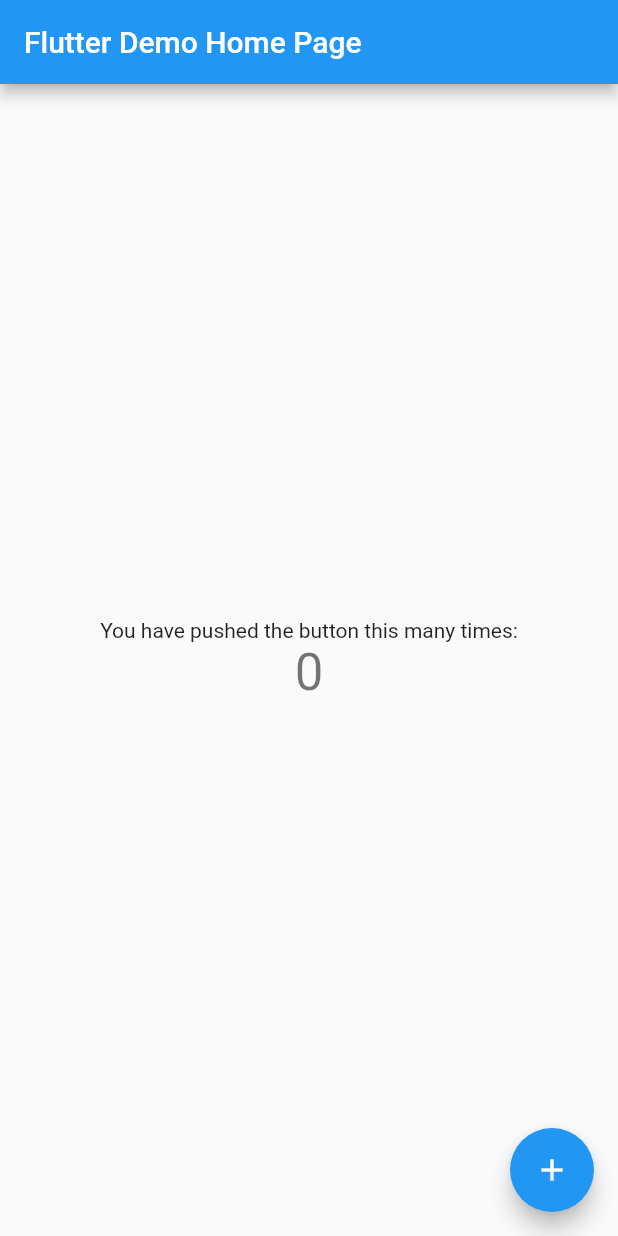
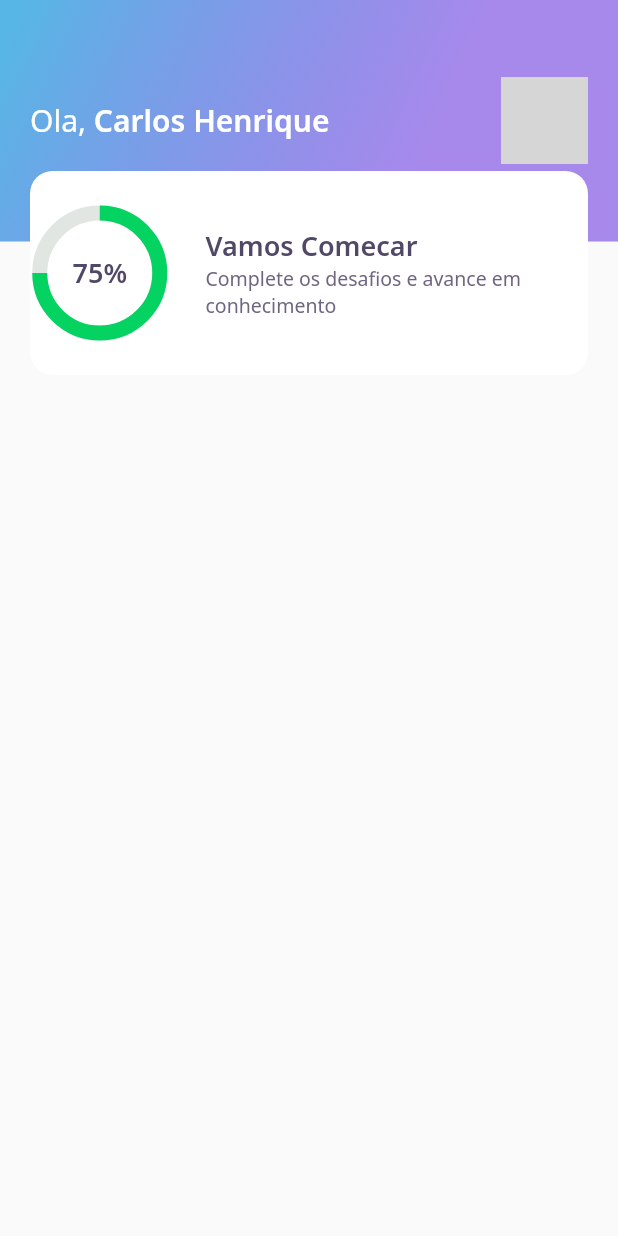
Before and after one commit to carloshenrique-dev/devquiz, a Flutter app: the screen it shows after launch, on a phone screen of 412 x 824 dp. Run offline on Flutter 3.47's test engine with Material 2 defaults, Android fonts, the phone set to English and light mode, and no system bars; our stand-ins replace google_fonts; network calls fail; grey boxes are pictures that could not be loaded.

Commit message:
splash, home, widgets

```diff
--- a/lib/core/app_widget.dart
+++ b/lib/core/app_widget.dart
@@ -1,3 +1,4 @@
+import 'package:devquiz/home/home_page.dart';
 import 'package:flutter/material.dart';
 
 class AppWidget extends StatelessWidget {
@@ -5,7 +6,8 @@ class AppWidget extends StatelessWidget {
   Widget build(BuildContext context) {
     return MaterialApp(
       title: "DevQuiz",
-      /*home: HomePage(),*/
+      home: HomePage(),
+      debugShowCheckedModeBanner: false,
     );
   }
 }
--- /dev/null
+++ b/lib/home/home_page.dart
@@ -0,0 +1,18 @@
+import 'package:devquiz/home/widgets/appbar/app_bar_widget.dart';
+import 'package:flutter/material.dart';
+
+class HomePage extends StatefulWidget {
+  HomePage({Key? key}) : super(key: key);
+  @override
+  _HomePageState createState() => _HomePageState();
+}
+
+class _HomePageState extends State<HomePage> {
+  @override
+  Widget build(BuildContext context) {
+    return Scaffold(
+      appBar: AppBarWidget(),
+      body: Container(),
+    );
+  }
+}
--- /dev/null
+++ b/lib/home/widgets/appbar/app_bar_widget.dart
@@ -0,0 +1,52 @@
+import 'package:devquiz/core/app_gradients.dart';
+import 'package:devquiz/core/app_text_styles.dart';
+import 'package:devquiz/home/widgets/score_card/score_card_widget.dart';
+import 'package:flutter/material.dart';
+
+class AppBarWidget extends PreferredSize {
+  AppBarWidget()
+      : super(
+          preferredSize: Size.fromHeight(250),
+          child: Container(
+            height: 250,
+            child: Stack(
+              children: [
+                Container(
+                  height: 161,
+                  width: double.maxFinite,
+                  padding: const EdgeInsets.symmetric(horizontal: 20),
+                  decoration: BoxDecoration(gradient: AppGradients.linear),
+                  child: Row(
+                    mainAxisAlignment: MainAxisAlignment.spaceBetween,
+                    children: [
+                      Text.rich(
+                        TextSpan(
+                          text: 'Ola, ',
+                          style: AppTextStyles.title,
+                          children: [
+                            TextSpan(
+                                text: 'Carlos Henrique',
+                                style: AppTextStyles.titleBold),
+                          ],
+                        ),
+                      ),
+                      Container(
+                        width: 58,
+                        height: 58,
+                        decoration: BoxDecoration(
+                          borderRadius: BorderRadius.circular(10),
+                          image: DecorationImage(
+                            image: NetworkImage(
+                                'https://avatars.githubusercontent.com/u/58753717?s=400&u=4c16eb3bd018b4f838c81d81e4fc1e97bce5216b&v=4'),
+                          ),
+                        ),
+                      ),
+                    ],
+                  ),
+                ),
+                Align(alignment: Alignment(0.0, 1.0), child: ScoreCardWidget()),
+              ],
+            ),
+          ),
+        );
+}
--- /dev/null
+++ b/lib/home/widgets/chart/chart_widget.dart
@@ -0,0 +1,36 @@
+import 'package:devquiz/core/app_colors.dart';
+import 'package:devquiz/core/app_text_styles.dart';
+import 'package:flutter/material.dart';
+
+class ChartWidget extends StatelessWidget {
+  @override
+  Widget build(BuildContext context) {
+    return Container(
+      height: 80,
+      width: 80,
+      child: Stack(
+        children: [
+          Center(
+            child: Container(
+              height: 80,
+              width: 80,
+              child: CircularProgressIndicator(
+                strokeWidth: 10,
+                value: .75,
+                backgroundColor: AppColors.chartSecondary,
+                valueColor:
+                    AlwaysStoppedAnimation<Color>(AppColors.chartPrimary),
+              ),
+            ),
+          ),
+          Center(
+            child: Text(
+              '75%',
+              style: AppTextStyles.heading,
+            ),
+          ),
+        ],
+      ),
+    );
+  }
+}
--- /dev/null
+++ b/lib/home/widgets/score_card/score_card_widget.dart
@@ -0,0 +1,53 @@
+import 'package:devquiz/core/app_colors.dart';
+import 'package:devquiz/core/app_text_styles.dart';
+import 'package:devquiz/home/widgets/chart/chart_widget.dart';
+import 'package:flutter/material.dart';
+
+class ScoreCardWidget extends StatelessWidget {
+  @override
+  Widget build(BuildContext context) {
+    return Padding(
+      padding: const EdgeInsets.only(left: 20, right: 20),
+      child: Container(
+        decoration: BoxDecoration(
+          color: AppColors.white,
+          borderRadius: BorderRadius.circular(15),
+        ),
+        height: 136,
+        child: Row(
+          crossAxisAlignment: CrossAxisAlignment.center,
+          children: [
+            Expanded(
+              flex: 1,
+              child: ChartWidget(),
+            ),
+            Expanded(
+              flex: 3,
+              child: Padding(
+                padding: const EdgeInsets.only(left: 24),
+                child: Column(
+                  mainAxisAlignment: MainAxisAlignment.center,
+                  crossAxisAlignment: CrossAxisAlignment.start,
+                  children: [
+                    Text.rich(
+                      TextSpan(
+                        text: 'Vamos Comecar \n',
+                        style: AppTextStyles.heading,
+                        children: [
+                          TextSpan(
+                              text:
+                                  'Complete os desafios e avance em conhecimento',
+                              style: AppTextStyles.body),
+                        ],
+                      ),
+                    ),
+                  ],
+                ),
+              ),
+            )
+          ],
+        ),
+      ),
+    );
+  }
+}
--- a/lib/main.dart
+++ b/lib/main.dart
@@ -1,113 +1,6 @@
+import 'core/app_widget.dart';
 import 'package:flutter/material.dart';
 
 void main() {
-  runApp(MyApp());
+  runApp(AppWidget());
 }
-
-class MyApp extends StatelessWidget {
-  // This widget is the root of your application.
-  @override
-  Widget build(BuildContext context) {
-    return MaterialApp(
-      title: 'Flutter Demo',
-      theme: ThemeData(
-        // This is the theme of your application.
-        //
-        // Try running your application with "flutter run". You'll see the
-        // application has a blue toolbar. Then, without quitting the app, try
-        // changing the primarySwatch below to Colors.green and then invoke
-        // "hot reload" (press "r" in the console where you ran "flutter run",
-        // or simply save your changes to "hot reload" in a Flutter IDE).
-        // Notice that the counter didn't reset back to zero; the application
-        // is not restarted.
-        primarySwatch: Colors.blue,
-      ),
-      home: MyHomePage(title: 'Flutter Demo Home Page'),
-    );
-  }
-}
-
-class MyHomePage extends StatefulWidget {
-  MyHomePage({Key? key, required this.title}) : super(key: key);
-
-  // This widget is the home page of your application. It is stateful, meaning
-  // that it has a State object (defined below) that contains fields that affect
-  // how it looks.
-
-  // This class is the configuration for the state. It holds the values (in this
-  // case the title) provided by the parent (in this case the App widget) and
-  // used by the build method of the State. Fields in a Widget subclass are
-  // always marked "final".
-
-  final String title;
-
-  @override
-  _MyHomePageState createState() => _MyHomePageState();
-}
-
-class _MyHomePageState extends State<MyHomePage> {
-  int _counter = 0;
-
-  void _incrementCounter() {
-    setState(() {
-      // This call to setState tells the Flutter framework that something has
-      // changed in this State, which causes it to rerun the build method below
-      // so that the display can reflect the updated values. If we changed
-      // _counter without calling setState(), then the build method would not be
-      // called again, and so nothing would appear to happen.
-      _counter++;
-    });
-  }
-
-  @override
-  Widget build(BuildContext context) {
-    // This method is rerun every time setState is called, for instance as done
-    // by the _incrementCounter method above.
-    //
-    // The Flutter framework has been optimized to make rerunning build methods
-    // fast, so that you can just rebuild anything that needs updating rather
-    // than having to individually change instances of widgets.
-    return Scaffold(
-      appBar: AppBar(
-        // Here we take the value from the MyHomePage object that was created by
-        // the App.build method, and use it to set our appbar title.
-        title: Text(widget.title),
-      ),
-      body: Center(
-        // Center is a layout widget. It takes a single child and positions it
-        // in the middle of the parent.
-        child: Column(
-          // Column is also a layout widget. It takes a list of children and
-          // arranges them vertically. By default, it sizes itself to fit its
-          // children horizontally, and tries to be as tall as its parent.
-          //
-          // Invoke "debug painting" (press "p" in the console, choose the
-          // "Toggle Debug Paint" action from the Flutter Inspector in Android
-          // Studio, or the "Toggle Debug Paint" command in Visual Studio Code)
-          // to see the wireframe for each widget.
-          //
-          // Column has various properties to control how it sizes itself and
-          // how it positions its children. Here we use mainAxisAlignment to
-          // center the children vertically; the main axis here is the vertical
-          // axis because Columns are vertical (the cross axis would be
-          // horizontal).
-          mainAxisAlignment: MainAxisAlignment.center,
-          children: <Widget>[
-            Text(
-              'You have pushed the button this many times:',
-            ),
-            Text(
-              '$_counter',
-              style: Theme.of(context).textTheme.headline4,
-            ),
-          ],
-        ),
-      ),
-      floatingActionButton: FloatingActionButton(
-        onPressed: _incrementCounter,
-        tooltip: 'Increment',
-        child: Icon(Icons.add),
-      ), // This trailing comma makes auto-formatting nicer for build methods.
-    );
-  }
-}
--- /dev/null
+++ b/lib/splash/splash_page.dart
@@ -0,0 +1,19 @@
+import 'package:devquiz/core/app_gradients.dart';
+import 'package:devquiz/core/app_images.dart';
+import 'package:flutter/material.dart';
+
+class SplashPage extends StatelessWidget {
+  @override
+  Widget build(BuildContext context) {
+    return Scaffold(
+      body: Container(
+        decoration: BoxDecoration(
+          gradient: AppGradients.linear,
+        ),
+        child: Center(
+          child: Image.asset(AppImages.logo),
+        ),
+      ),
+    );
+  }
+}
```
Also changed, not shown: 1 other file.
